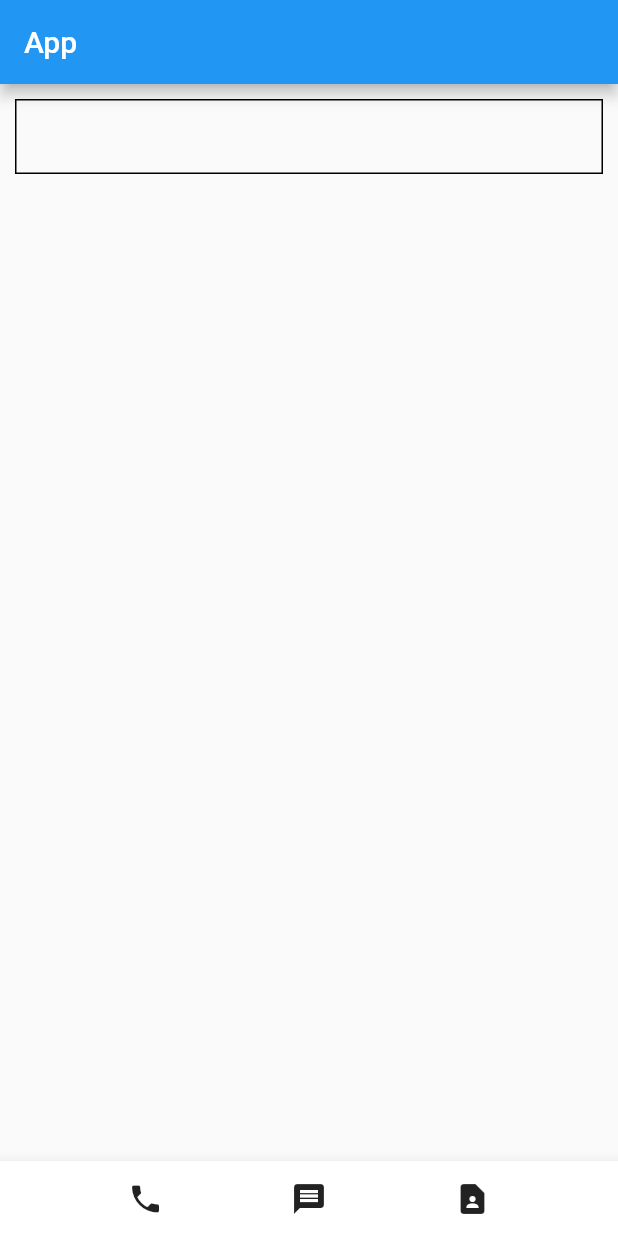
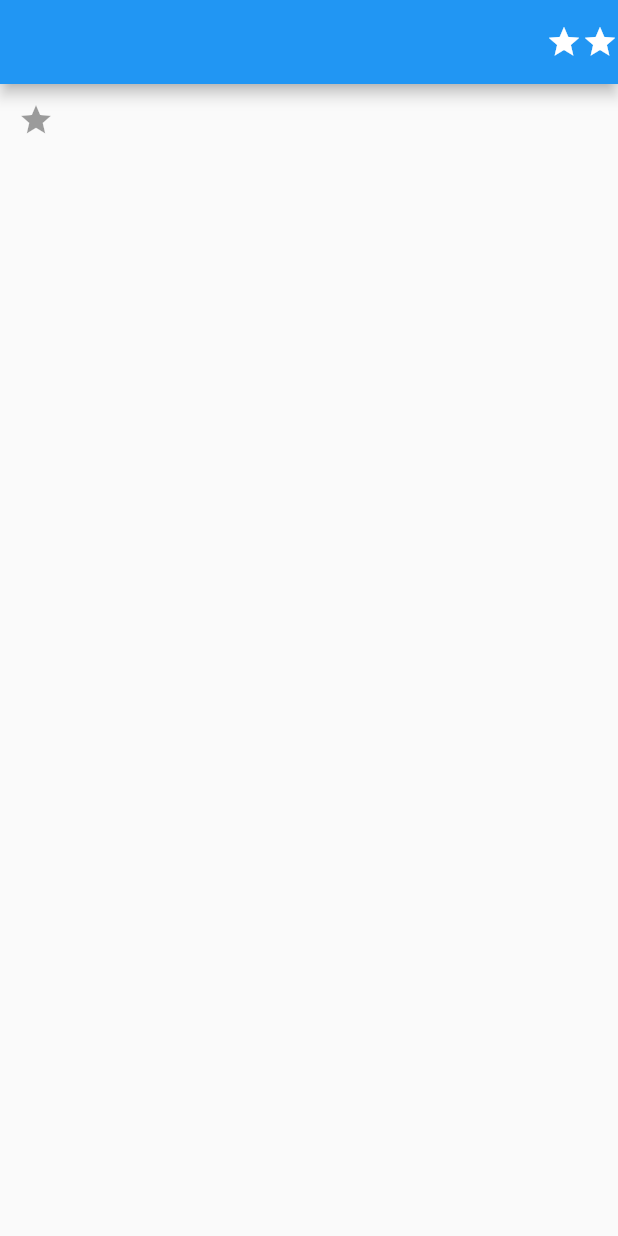
Before and after one commit to ByeongJuP/simple-flutter, a Flutter app: the screen it shows after launch, on a phone screen of 412 x 824 dp. Run offline on Flutter 3.47's test engine with Material 2 defaults, Android fonts, the phone set to English and light mode, and no system bars.

Commit message:
add: app bar design method

```diff
--- a/lib/main.dart
+++ b/lib/main.dart
@@ -11,29 +11,19 @@ class MyApp extends StatelessWidget {
   Widget build(BuildContext context) {
     return MaterialApp(
       home: Scaffold(
-        appBar: AppBar( title: const Text('App')),
-        body: Align(
-          alignment: Alignment.topCenter,
-          child: Container(
-            width: double.infinity, height: 50, margin: EdgeInsets.all(10), padding: EdgeInsets.fromLTRB(0, 30, 0, 0),
-            decoration: BoxDecoration(
-              border: Border.all(color: Colors.black)
-            ),
-          ),
+        appBar: AppBar(
+            // title: const Text('App')
+            // leading: Icon(Icons.star), title: Text('app')
+            actions: [Icon(Icons.star), Icon(Icons.star)]
         ),
-        bottomNavigationBar: BottomAppBar(
-          child: SizedBox(
-            height: 50,
-            child: Row(
-              mainAxisAlignment: MainAxisAlignment.spaceEvenly,
-              children: const [
-                Icon(Icons.phone),
-                Icon(Icons.message),
-                Icon(Icons.contact_page)
-              ],
-            ),
-          ),
-        ),
+        body: const SizedBox(
+          // child: [ Text( "Hello", style: TextStyle(color: Color(0xff953636), fontSize: 30, fontWeight: FontWeight.w700),),]
+          // child: ElevatedButton(
+          //   child: Text('Hello'), onPressed: null, style: ButtonStyle()
+          // )
+          child: IconButton(icon: Icon(Icons.star), onPressed: null,)
+
+        )
       )
     );
   }
```
